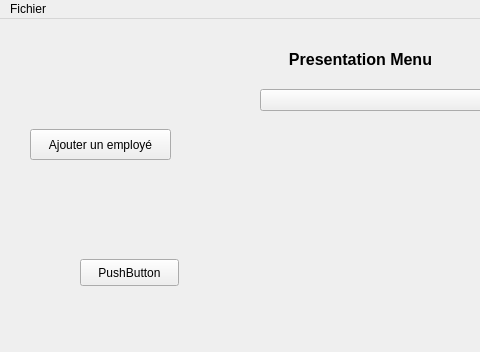
Qt form FaceRecognition/administration.ui (idriss92/FaceRecognition) before a commit; both pictures show x 0 to 480 and y 0 to 352 of the 834 by 352 pixel window.
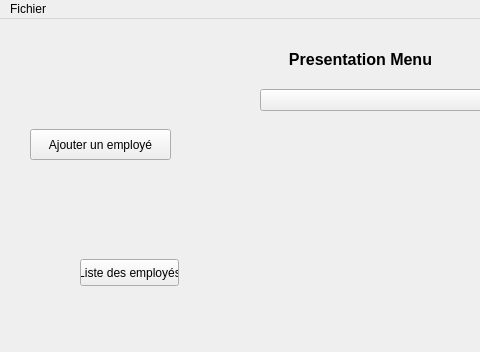
The same form after that commit.

Commit message: Ajout liste des employés

What changed in the file:
```diff
--- a/FaceRecognition/administration.ui
+++ b/FaceRecognition/administration.ui
@@ -72,7 +72,7 @@
      </rect>
     </property>
     <property name="text">
-     <string>PushButton</string>
+     <string>Liste des employés</string>
     </property>
    </widget>
   </widget>
```
Left out of the diff: 4 changed lines with no effect on the pictures. The commit also changes 18 other files.
